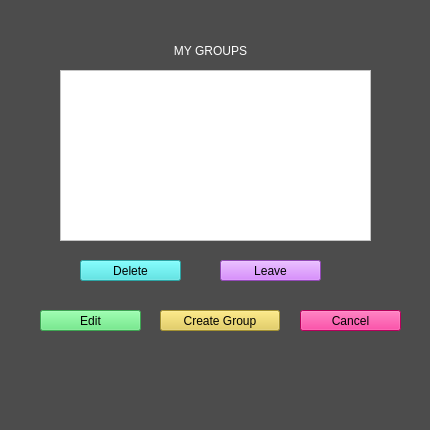
Above: manage_groups.ui from allenh1/timefuse-client before the change. Below: the same form after it.
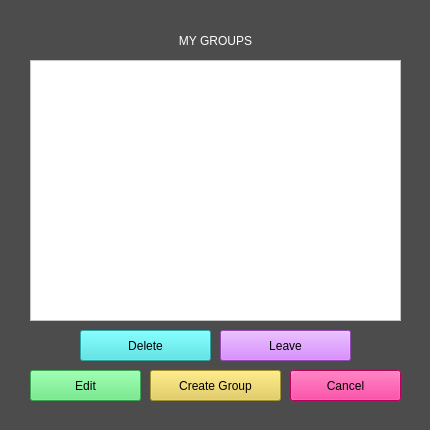
That is the form after the change.

Patch:
```diff
--- a/manage_groups.ui
+++ b/manage_groups.ui
@@ -20,9 +20,9 @@
   <widget class="QLabel" name="title">
    <property name="geometry">
     <rect>
-     <x>130</x>
-     <y>40</y>
-     <width>161</width>
+     <x>150</x>
+     <y>30</y>
+     <width>131</width>
      <height>21</height>
     </rect>
    </property>
@@ -40,10 +40,10 @@
   <widget class="QPushButton" name="create_new_group">
    <property name="geometry">
     <rect>
-     <x>160</x>
-     <y>310</y>
-     <width>120</width>
-     <height>21</height>
+     <x>150</x>
+     <y>370</y>
+     <width>131</width>
+     <height>31</height>
     </rect>
    </property>
    <property name="styleSheet">
@@ -57,10 +57,10 @@
   <widget class="QPushButton" name="back_button">
    <property name="geometry">
     <rect>
-     <x>300</x>
-     <y>310</y>
-     <width>101</width>
-     <height>21</height>
+     <x>290</x>
+     <y>370</y>
+     <width>111</width>
+     <height>31</height>
     </rect>
    </property>
    <property name="styleSheet">
@@ -75,9 +75,9 @@
    <property name="geometry">
     <rect>
      <x>80</x>
-     <y>260</y>
-     <width>101</width>
-     <height>21</height>
+     <y>330</y>
+     <width>131</width>
+     <height>31</height>
     </rect>
    </property>
    <property name="styleSheet">
@@ -91,10 +91,10 @@
   <widget class="QPushButton" name="edit_group">
    <property name="geometry">
     <rect>
-     <x>40</x>
-     <y>310</y>
-     <width>101</width>
-     <height>21</height>
+     <x>30</x>
+     <y>370</y>
+     <width>111</width>
+     <height>31</height>
     </rect>
    </property>
    <property name="styleSheet">
@@ -109,9 +109,9 @@
    <property name="geometry">
     <rect>
      <x>220</x>
-     <y>260</y>
-     <width>101</width>
-     <height>21</height>
+     <y>330</y>
+     <width>131</width>
+     <height>31</height>
     </rect>
    </property>
    <property name="styleSheet">
@@ -125,10 +125,10 @@
   <widget class="QListWidget" name="list_groups">
    <property name="geometry">
     <rect>
-     <x>60</x>
-     <y>70</y>
-     <width>311</width>
-     <height>171</height>
+     <x>30</x>
+     <y>60</y>
+     <width>371</width>
+     <height>261</height>
     </rect>
    </property>
    <property name="styleSheet">
```
